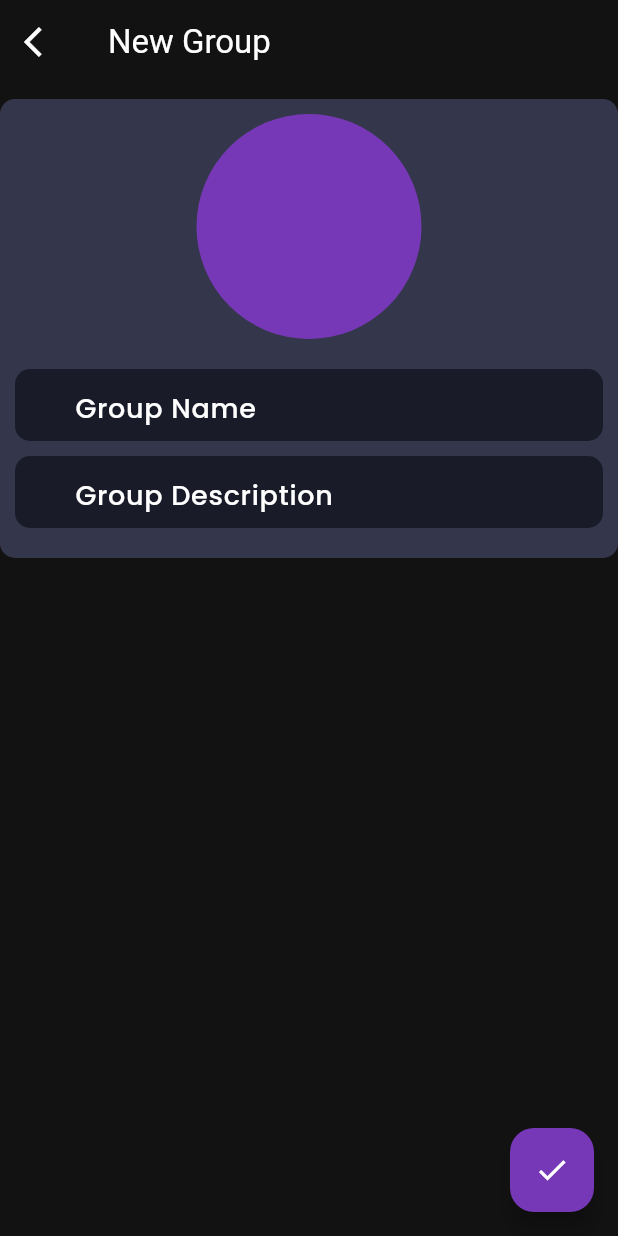
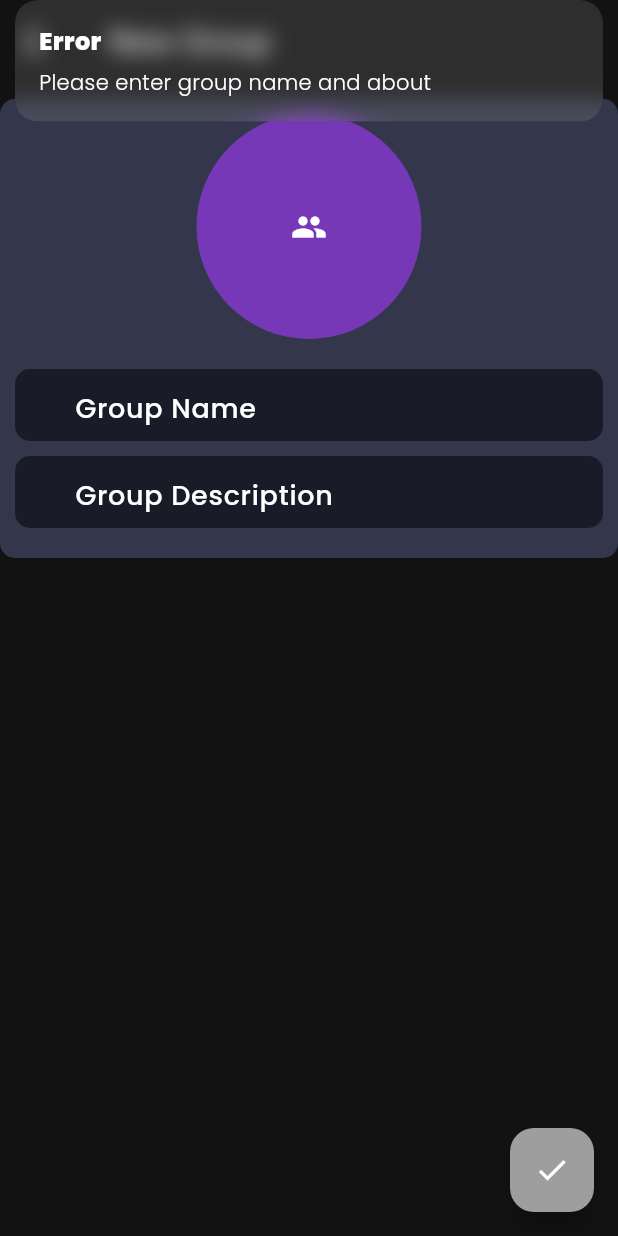
Before and after one commit to Rohan-Beta/chatapp, a Flutter app: the GroupTitleScreen screen opened directly, after a tap on the "done" icon, on a phone screen of 412 x 824 dp. Run offline on Flutter 3.47's test engine with Material 3 defaults, Android fonts, the phone set to English and light mode, and no system bars; our stand-ins replace cached_network_image, cloud_firestore, firebase_auth, firebase_core, firebase_storage, flutter_svg and 4 more; accounts and stored records are empty.

Commit message:
fix: backend part for group chat and create group screen

```diff
--- a/lib/controller/group_controller.dart
+++ b/lib/controller/group_controller.dart
@@ -1,8 +1,22 @@
+// ignore_for_file: prefer_const_constructors
+
+import 'package:chatapp/controller/profile_controller.dart';
 import 'package:chatapp/model/user_model.dart';
+import 'package:chatapp/screens/home/home_screen.dart';
+import 'package:cloud_firestore/cloud_firestore.dart';
+import 'package:firebase_auth/firebase_auth.dart';
 import 'package:get/get.dart';
+import 'package:uuid/uuid.dart';
 
 class GroupController extends GetxController {
   RxList<UserModel> groupMembers = <UserModel>[].obs;
+  final db = FirebaseFirestore.instance;
+  final auth = FirebaseAuth.instance;
+  var uid = Uuid();
+
+  ProfileController profileController = Get.put(ProfileController());
+
+  RxBool isLoading = false.obs;
 
   void selectMembers(UserModel userModel) {
     if (groupMembers.contains(userModel)) {
@@ -11,4 +25,34 @@ class GroupController extends GetxController {
       groupMembers.add(userModel);
     }
   }
+
+  Future<void> createGroup(
+      String groupName, String groupInfo, String imagePath) async {
+    isLoading.value = true;
+    String groupId = uid.v6();
+
+    try {
+      String imageUrl = await profileController.uploadFileToFirebase(imagePath);
+
+      await db.collection("groups").doc(groupId).set(
+        {
+          "id": groupId,
+          "name": groupName,
+          "description": groupInfo,
+          "profileUrl": imageUrl,
+          "members": groupMembers.map((e) => e.toJson()).toList(),
+          "createdAt": DateTime.now().toString(),
+          "createdBy": auth.currentUser!.uid,
+          "timeStamp": DateTime.now().toString(),
+        },
+      );
+
+      Get.snackbar("Group Created", "Group Created Successfully");
+      Get.offAll(HomeScreen());
+
+      isLoading.value = false;
+    } catch (e) {
+      print(e);
+    }
+  }
 }
--- a/lib/screens/group/group_title_screen.dart
+++ b/lib/screens/group/group_title_screen.dart
@@ -1,9 +1,13 @@
-// ignore_for_file: prefer_const_literals_to_create_immutables, prefer_const_constructors
+// ignore_for_file: prefer_const_literals_to_create_immutables, prefer_const_constructors, unrelated_type_equality_checks
+
+import 'dart:io';
 
 import 'package:chatapp/controller/group_controller.dart';
+import 'package:chatapp/controller/image_picker_controller.dart';
 import 'package:chatapp/screens/home/home_widget/chat_tile_widget.dart';
 import 'package:flutter/material.dart';
 import 'package:get/get.dart';
+import 'package:image_picker/image_picker.dart';
 
 class GroupTitleScreen extends StatefulWidget {
   const GroupTitleScreen({super.key});
@@ -16,6 +20,13 @@ class _GroupTitleScreenState extends State<GroupTitleScreen> {
   @override
   Widget build(BuildContext context) {
     GroupController groupController = Get.put(GroupController());
+    ImagePickerController imagePickerController =
+        Get.put(ImagePickerController());
+
+    RxString imagePath = "".obs;
+
+    RxString groupNameController = "".obs;
+    RxString groupInfoController = "".obs;
 
     return Scaffold(
       appBar: AppBar(
@@ -28,12 +39,24 @@ class _GroupTitleScreenState extends State<GroupTitleScreen> {
           icon: Icon(Icons.arrow_back_ios),
         ),
       ),
-      floatingActionButton: FloatingActionButton(
-        backgroundColor: Theme.of(context).colorScheme.primary,
-        onPressed: () {},
-        child: Icon(
+      floatingActionButton: Obx(
+        () => FloatingActionButton(
+          backgroundColor:
+              groupNameController.isEmpty && groupInfoController.isEmpty
+                  ? Colors.grey
+                  : Theme.of(context).colorScheme.primary,
+          onPressed: () {
+            groupNameController.isEmpty && groupInfoController.isEmpty
+                ? Get.snackbar("Error", "Please enter group name and about")
+                : groupController.createGroup(groupNameController.value,
+                    groupInfoController.value, imagePath.value);
+          },
+          child: groupController.isLoading.value == true
+              ? CircularProgressIndicator()
+              : Icon(
                   Icons.done,
                   color: Theme.of(context).colorScheme.onBackground,
+                ),
         ),
       ),
       body: SafeArea(
@@ -51,16 +74,36 @@ class _GroupTitleScreenState extends State<GroupTitleScreen> {
                   Expanded(
                     child: Column(
                       children: [
-                        Container(
+                        Obx(
+                          () => InkWell(
+                            onTap: () async {
+                              imagePath.value = await imagePickerController
+                                  .pickImage(ImageSource.gallery);
+                            },
+                            child: Container(
                               height: 150,
                               width: 150,
                               decoration: BoxDecoration(
                                 color: Theme.of(context).colorScheme.primary,
                                 borderRadius: BorderRadius.circular(100),
                               ),
+                              child: imagePath == ""
+                                  ? Icon(Icons.group)
+                                  : ClipRRect(
+                                      borderRadius: BorderRadius.circular(100),
+                                      child: Image.file(
+                                        File(imagePath.value),
+                                        fit: BoxFit.cover,
+                                      ),
+                                    ),
+                            ),
+                          ),
                         ),
                         SizedBox(height: 20),
                         TextFormField(
+                          onChanged: (value) {
+                            groupNameController.value = value;
+                          },
                           decoration: InputDecoration(
                             hintText: "Group Name",
                             prefix: Icon(Icons.group),
@@ -68,6 +111,9 @@ class _GroupTitleScreenState extends State<GroupTitleScreen> {
                         ),
                         SizedBox(height: 10),
                         TextFormField(
+                          onChanged: (value) {
+                            groupInfoController.value = value;
+                          },
                           decoration: InputDecoration(
                             hintText: "Group Description",
                             prefix: Icon(Icons.info),
```
Also changed, not shown: lib/model/group_model.dart (+6 -2 lines). Lines whose indentation alone changed are shown as unchanged.
